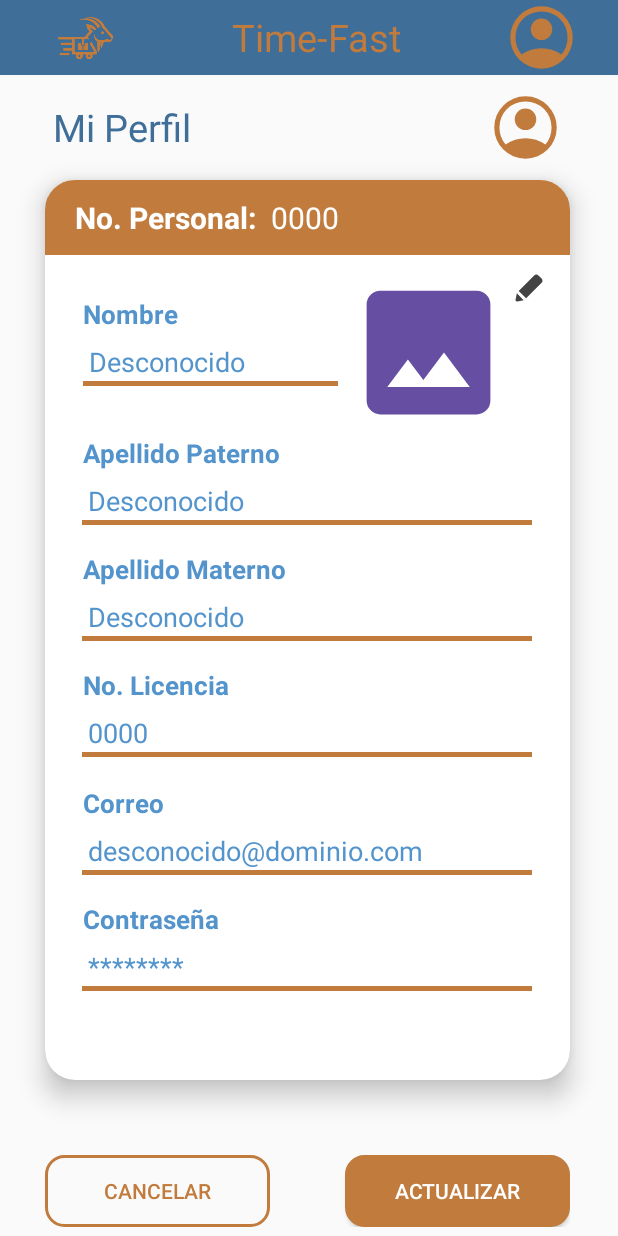
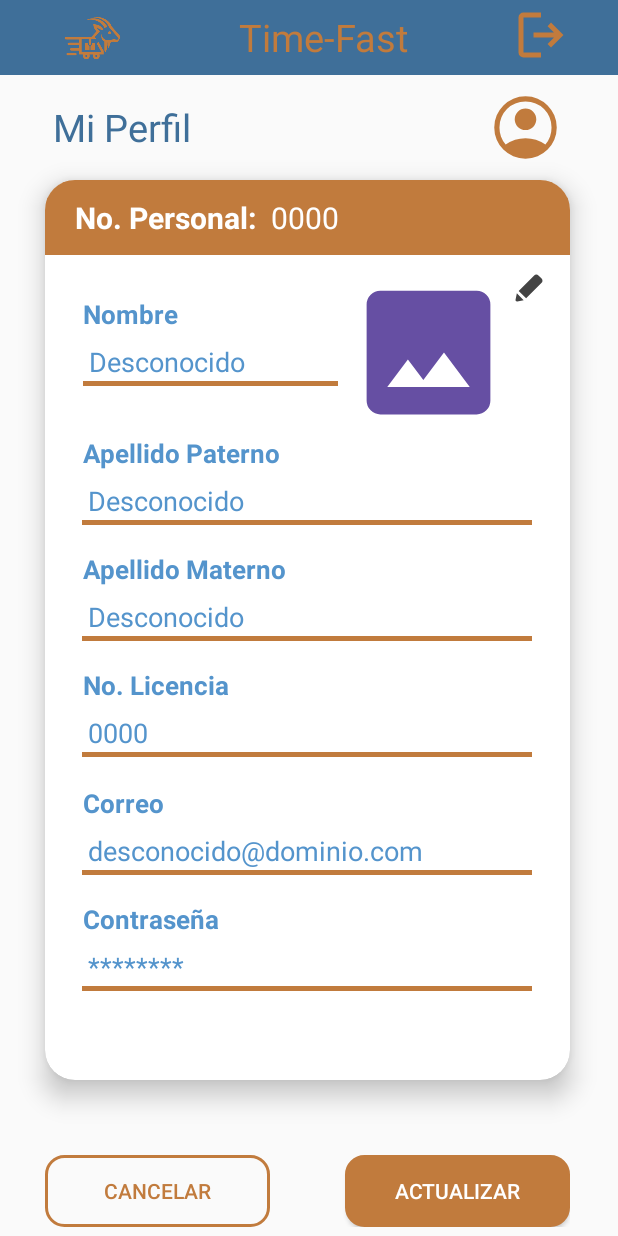
Before and after one commit to sebastiancc27/TimeFastMovil, an Android app: the PerfilActivity screen opened directly, with no data from a screen before it, on a phone screen of 412 x 824 dp. Run offline under Robolectric (Android 15) with nearby library versions, the phone set to English and light mode, and no system bars; libraries missing offline, so code that uses them is left out: com.koushikdutta.ion; pictures from the network do not load; 1 statement that could not run was skipped.

Commit message:
Commit cambio de perfil, cerrar sesion y buscar envios

```diff
--- a/app/src/main/java/uv/tc/timefastmovil/EnvioActivity.kt
+++ b/app/src/main/java/uv/tc/timefastmovil/EnvioActivity.kt
@@ -72,6 +72,7 @@ class EnvioActivity : AppCompatActivity() {
                 finish()
             }
         }
+
 
     }
 
--- a/app/src/main/java/uv/tc/timefastmovil/PerfilActivity.kt
+++ b/app/src/main/java/uv/tc/timefastmovil/PerfilActivity.kt
@@ -13,6 +13,7 @@ import android.widget.Toast
 import androidx.activity.result.ActivityResult
 import androidx.activity.result.contract.ActivityResultContracts
 import androidx.appcompat.app.AppCompatActivity
+import androidx.core.app.ActivityCompat
 import com.google.gson.Gson
 import com.koushikdutta.ion.Ion
 import uv.tc.timefastmovil.Poko.Mensaje
@@ -74,6 +75,9 @@ class PerfilActivity : AppCompatActivity() {
 
         binding.logo.setOnClickListener{
             finish()
+        }
+        binding.logout.setOnClickListener {
+            cerrarSesion()
         }
     }
 
@@ -179,6 +183,7 @@ class PerfilActivity : AppCompatActivity() {
                     Toast.makeText(this@PerfilActivity, "Error: " + e.message, Toast.LENGTH_LONG).show()
                 }
             }
+        println("URL OBTENER FOTO: ${Constantes().urlServicio}colaborador/obtener-foto/${idColaborador}")
     }
 
     private val seleccionarFotoPerfil = this.registerForActivityResult(
@@ -286,4 +291,11 @@ class PerfilActivity : AppCompatActivity() {
         }
         return valido
     }
+
+    fun cerrarSesion(){
+        val intent = Intent(this@PerfilActivity, LoginActivity::class.java)
+        intent.flags = Intent.FLAG_ACTIVITY_NEW_TASK
+        startActivity(intent)
+        ActivityCompat.finishAffinity(this@PerfilActivity)
+    }
 }
--- a/app/src/main/java/uv/tc/timefastmovil/Poko/Envio.kt
+++ b/app/src/main/java/uv/tc/timefastmovil/Poko/Envio.kt
@@ -18,4 +18,5 @@ data class Envio(
     var nombreCliente: String,
     var cantidadPaquetes: Int,
     var conductorAsignado: String
+
 )
--- a/app/src/main/java/uv/tc/timefastmovil/Util/Constantes.kt
+++ b/app/src/main/java/uv/tc/timefastmovil/Util/Constantes.kt
@@ -1,6 +1,6 @@
 package uv.tc.timefastmovil.util
 
 class Constantes {
-    val urlServicio = "http://192.168.100.18:8084/TimeFastWS/timefast/"
+    val urlServicio = "http://192.168.1.72:8084/TimeFastWS/timefast/"
 
 }
--- /dev/null
+++ b/app/src/main/res/drawable/logout.xml
@@ -0,0 +1,9 @@
+<vector xmlns:android="http://schemas.android.com/apk/res/android"
+    android:width="24dp"
+    android:height="24dp"
+    android:viewportWidth="960"
+    android:viewportHeight="960">
+  <path
+      android:pathData="M200,840q-33,0 -56.5,-23.5T120,760v-560q0,-33 23.5,-56.5T200,120h280v80L200,200v560h280v80L200,840ZM640,680 L585,622 687,520L360,520v-80h327L585,338l55,-58 200,200 -200,200Z"
+      android:fillColor="#C17B3D"/>
+</vector>
--- a/app/src/main/res/layout/activity_mis_envios.xml
+++ b/app/src/main/res/layout/activity_mis_envios.xml
@@ -61,6 +61,7 @@
             android:textStyle="normal"
             />
         <ImageView
+            android:id="@+id/recargar"
             android:layout_width="50dp"
             android:layout_height="50dp"
             app:srcCompat="@drawable/carrito_timefast"
--- a/app/src/main/res/layout/activity_perfil.xml
+++ b/app/src/main/res/layout/activity_perfil.xml
@@ -35,10 +35,11 @@
             />
 
         <ImageView
-            android:id="@+id/iconono_perfil_usuario"
-            android:layout_width="50dp"
-            android:layout_height="50dp"
-            app:srcCompat="@drawable/account"
+            android:id="@+id/logout"
+            android:layout_width="40dp"
+            android:layout_height="40dp"
+            app:srcCompat="@drawable/logout"
+            android:layout_marginTop="3dp"
             />
     </LinearLayout>
 
@@ -59,6 +60,7 @@
             android:textStyle="normal"
             />
         <ImageView
+            android:id="@+id/iconono_perfil_usuario"
             android:layout_width="50dp"
             android:layout_height="50dp"
             app:srcCompat="@drawable/account"
```
Also changed, not shown: app/src/main/java/uv/tc/timefastmovil/MisEnviosActivity.kt (+13 -5 lines).
